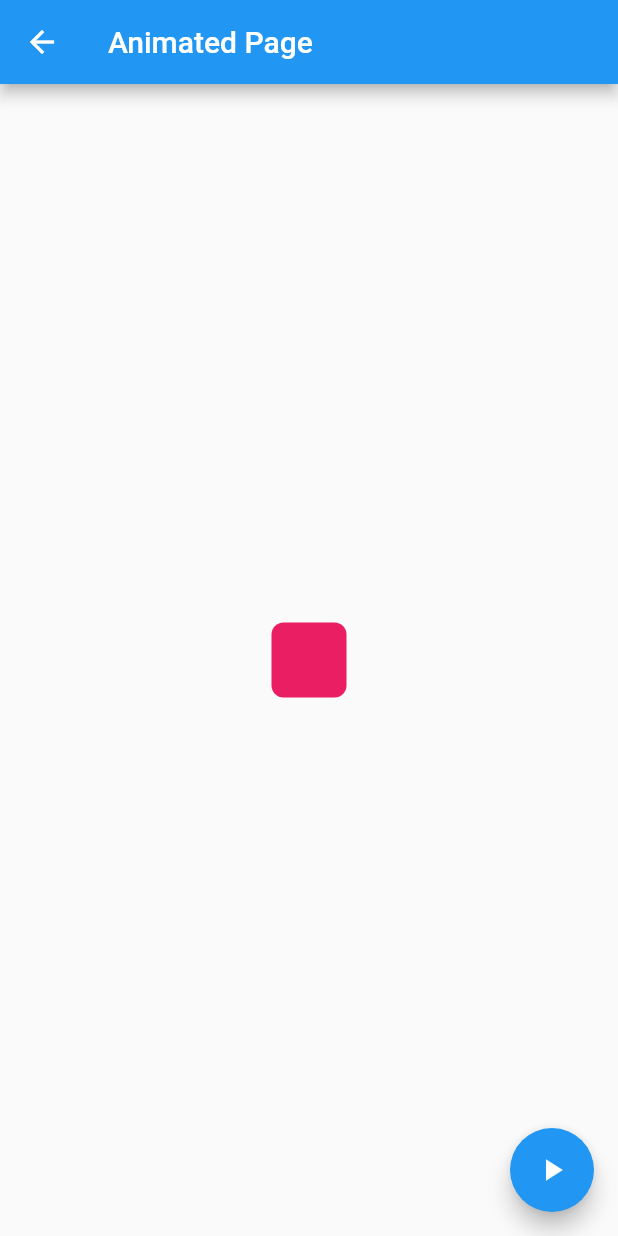
After one commit to crossgear/ejercicios_flutter, a Flutter app: the screen it shows after launch, after a tap on "Animated Container", on a phone screen of 412 x 824 dp. The commit adds this screen. Run offline on Flutter 3.47's test engine with Material 2 defaults, Android fonts, the phone set to English and light mode, and no system bars; network calls fail.

Commit message:
agregado componentes app

```diff
--- a/componentes/lib/main.dart
+++ b/componentes/lib/main.dart
@@ -1,4 +1,6 @@
-import 'package:componentes/src/pages/home_temp.dart';
+import 'package:componentes/src/pages/alert_page.dart';
+import 'package:componentes/src/routes/routes.dart';
+//import 'package:componentes/src/pages/home_temp.dart';
 import 'package:flutter/material.dart';
 
 void main() => runApp(MyApp());
@@ -9,7 +11,14 @@ class MyApp extends StatelessWidget {
     return MaterialApp(
       debugShowCheckedModeBanner: false,
       title: 'Componentes App',
-      home:  HomePageTemp()
+      //home:  HomePage()
+      initialRoute: '/',
+      routes: getApplicationRoutes(),
+      onGenerateRoute: (settings){
+        print('ruta llamada: ${settings.name}');
+        return MaterialPageRoute(builder: (context) => AlertPage());
+
+      },
     );
   }
 }
--- /dev/null
+++ b/componentes/lib/src/pages/animated_container.dart
@@ -0,0 +1,54 @@
+import 'dart:math';
+
+import 'package:flutter/material.dart';
+
+class AnimatedContainerPage extends StatefulWidget {
+  _AnimatedContainerPageState createState() => _AnimatedContainerPageState();
+}
+
+class _AnimatedContainerPageState extends State<AnimatedContainerPage> {
+  double _width = 50;
+  double _height = 50;
+  Color _color = Colors.pink;
+  BorderRadiusGeometry _borderRadius = BorderRadius.circular(8);
+
+  @override
+  Widget build(BuildContext context) {
+    return Scaffold(
+      appBar: AppBar(
+        title: Text('Animated Page'),
+      ),
+      body: Center(
+        child: AnimatedContainer(
+          duration: Duration(seconds: 1),
+          curve: Curves.decelerate,
+          width: _width,
+          height: _height,
+          decoration: BoxDecoration(
+            borderRadius: _borderRadius,
+            color: _color
+          ),
+        ),
+      ),
+      floatingActionButton: FloatingActionButton(
+        child: Icon(Icons.play_arrow),
+        onPressed: _cambiarForma,
+              ),
+            );
+          }
+
+          void _cambiarForma() {
+            final random = Random();
+            setState(() {
+            _width = random.nextInt(300).toDouble();
+            _height = random.nextInt(300).toDouble();
+            _color = Color.fromRGBO(
+              random.nextInt(255),
+              random.nextInt(255),
+              random.nextInt(255),
+              1);
+            _borderRadius = BorderRadius.circular(random.nextInt(100).toDouble());
+            });
+
+        }
+}
--- /dev/null
+++ b/componentes/lib/src/pages/home_page.dart
@@ -0,0 +1,63 @@
+import 'package:componentes/src/pages/alert_page.dart';
+import 'package:componentes/src/providers/menu_provider.dart';
+import 'package:componentes/src/utils/icon_string_util.dart';
+import 'package:flutter/material.dart';
+
+class HomePage extends StatelessWidget {
+  @override
+  Widget build(BuildContext context) {
+    return Scaffold(
+      appBar: AppBar(
+        title: Text('Componentes'),
+      ),
+      body: _lista(),
+    );
+  }
+
+  Widget _lista() {
+    //menuProvider.cargarData()
+
+    return FutureBuilder(
+      future: menuProvider.cargarData(),
+      initialData: [],
+      builder: (context, AsyncSnapshot<List<dynamic>> snapshot) {
+
+        return ListView(
+          children: _listaItems(snapshot.data, context),
+        );
+      },
+    );
+  }
+
+  List<Widget> _listaItems(List<dynamic> data, BuildContext context) {
+    final List<Widget> opciones = [];
+
+  data.forEach((opt){
+    final widgetTemp = ListTile(
+      title: Text(opt['texto']),
+      leading: getIcon(opt['icon']),
+      trailing: Icon(Icons.keyboard_arrow_right, color: Colors.blue,),
+      onTap: (){
+
+
+        Navigator.pushNamed(context, opt['ruta']);
+
+        /*final route = MaterialPageRoute(
+          builder: (context) => AlertPage()
+        );
+
+        Navigator.push(context, route);*/
+
+
+      },
+    );
+
+    opciones..add(widgetTemp)
+  ..add(Divider());
+
+  });
+
+  return opciones;
+
+  }
+}
--- /dev/null
+++ b/componentes/lib/src/providers/menu_provider.dart
@@ -0,0 +1,24 @@
+import 'dart:convert';
+
+import 'package:flutter/services.dart' show rootBundle;
+
+class _MenuProvider{
+
+  List opciones = [];
+
+  _MenuProvider(){
+    cargarData();
+  }
+
+  Future <List<dynamic>>cargarData() async{
+
+    final resp = await rootBundle.loadString('data/menu_opts.json');
+    Map dataMap = json.decode( resp );
+    opciones = dataMap['rutas'];
+
+    return opciones;
+  }
+
+}
+
+final menuProvider = new _MenuProvider();
--- /dev/null
+++ b/componentes/lib/src/routes/routes.dart
@@ -0,0 +1,21 @@
+import 'package:componentes/src/pages/animated_container.dart';
+import 'package:componentes/src/pages/input_page.dart';
+import 'package:flutter/material.dart';
+
+import 'package:componentes/src/pages/alert_page.dart';
+import 'package:componentes/src/pages/avatar_page.dart';
+import 'package:componentes/src/pages/home_page.dart';
+import 'package:componentes/src/pages/card_page.dart';
+
+Map<String, WidgetBuilder> getApplicationRoutes(){
+
+  return <String, WidgetBuilder>{
+        '/' : (BuildContext context) => HomePage(),
+        'alert' : (BuildContext context) => AlertPage(),
+        'avatar' : (BuildContext context) => AvatarPage(),
+        'card' : (BuildContext context) => CardPage(),
+        'animatedContainer' : (context) => AnimatedContainerPage(),
+        'inputs' : (context) => InputPage(),
+      };
+
+}
--- /dev/null
+++ b/componentes/lib/src/utils/icon_string_util.dart
@@ -0,0 +1,15 @@
+import 'package:flutter/material.dart';
+
+final _icons = <String, IconData>{
+
+  'add_alert'     : Icons.add_alert,
+  'accessibility' : Icons.accessibility_new,
+  'folder_open'   : Icons.folder_open,
+  'donut_large'   : Icons.donut_large,
+  'input'         : Icons.input,
+
+};
+
+Icon getIcon( String nombreIcon){
+  return Icon(_icons[nombreIcon], color: Colors.blue);
+}
--- a/componentes/pubspec.yaml
+++ b/componentes/pubspec.yaml
@@ -41,8 +41,9 @@ flutter:
   uses-material-design: true
 
   # To add assets to your application, add an assets section, like this:
-  # assets:
-  #  - images/a_dot_burr.jpeg
+  assets:
+    - data/menu_opts.json
+    - assets/
   #  - images/a_dot_ham.jpeg
 
   # An image asset can refer to one or more resolution-specific "variants", see
```
Also changed, not shown: componentes/data/menu_opts.json (added, +30 -0 lines), componentes/lib/src/pages/alert_page.dart (added, +66 -0 lines), componentes/lib/src/pages/avatar_page.dart (added, +41 -0 lines), componentes/lib/src/pages/card_page.dart (added, +102 -0 lines), componentes/lib/src/pages/home_temp.dart (+25 -1 lines), componentes/lib/src/pages/input_page.dart (added, +60 -0 lines), componentes/assets/jar-loading.gif (added).
